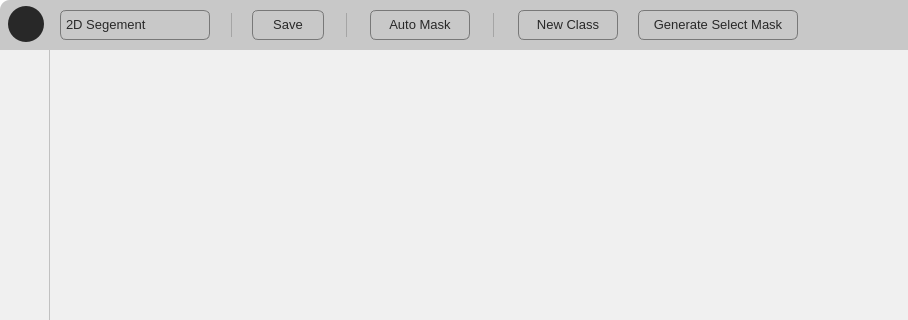
Before: the Qt Designer form main_structure.ui in KatouMegumii/easy-to-segment, drawn with Qt 5; both pictures show x 0 to 908 and y 0 to 320 of the 1000 by 600 pixel window.
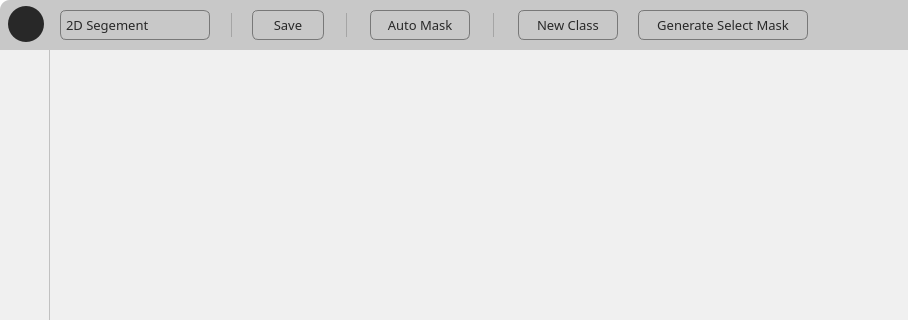
After: the same form once the commit is applied. Icons and pictures are not drawn.

The edit to the form file:
```diff
--- a/main_structure.ui
+++ b/main_structure.ui
@@ -127,7 +127,7 @@
      </property>
      <property name="font">
       <font>
-       <family>Segoe UI Historic</family>
+       <family>苹方 中等</family>
        <pointsize>10</pointsize>
        <bold>false</bold>
       </font>
@@ -212,7 +212,7 @@
      </property>
      <property name="font">
       <font>
-       <family>Segoe UI Historic</family>
+       <family>苹方 中等</family>
        <pointsize>10</pointsize>
        <bold>false</bold>
       </font>
@@ -222,7 +222,6 @@
 border-radius: 6px;
 border: 1px solid rgb(120,120,120);
 color: rgb(40,40,40);
-padding-bottom:1px;
 }
 
 QPushButton:hover{
@@ -274,13 +273,13 @@
       <rect>
        <x>638</x>
        <y>10</y>
-       <width>160</width>
+       <width>170</width>
        <height>30</height>
       </rect>
      </property>
      <property name="font">
       <font>
-       <family>Segoe UI Historic</family>
+       <family>苹方 中等</family>
        <pointsize>10</pointsize>
        <bold>false</bold>
       </font>
@@ -290,7 +289,6 @@
 border-radius: 6px;
 border: 1px solid rgb(120,120,120);
 color: rgb(40,40,40);
-padding-bottom:1px;
 }
 
 QPushButton:hover{
@@ -329,7 +327,7 @@
      </property>
      <property name="font">
       <font>
-       <family>Segoe UI Historic</family>
+       <family>苹方 中等</family>
        <pointsize>10</pointsize>
        <bold>false</bold>
       </font>
@@ -339,7 +337,6 @@
 border-radius: 6px;
 border: 1px solid rgb(120,120,120);
 color: rgb(40,40,40);
-padding-bottom:1px;
 }
 
 QPushButton:hover{
@@ -397,7 +394,7 @@
      </property>
      <property name="font">
       <font>
-       <family>Segoe UI Historic</family>
+       <family>苹方 中等</family>
        <pointsize>10</pointsize>
        <bold>false</bold>
       </font>
@@ -407,7 +404,6 @@
 border-radius: 6px;
 border: 1px solid rgb(120,120,120);
 color: rgb(40,40,40);
-padding-bottom:1px;
 }
 
 QPushButton:hover{
```
